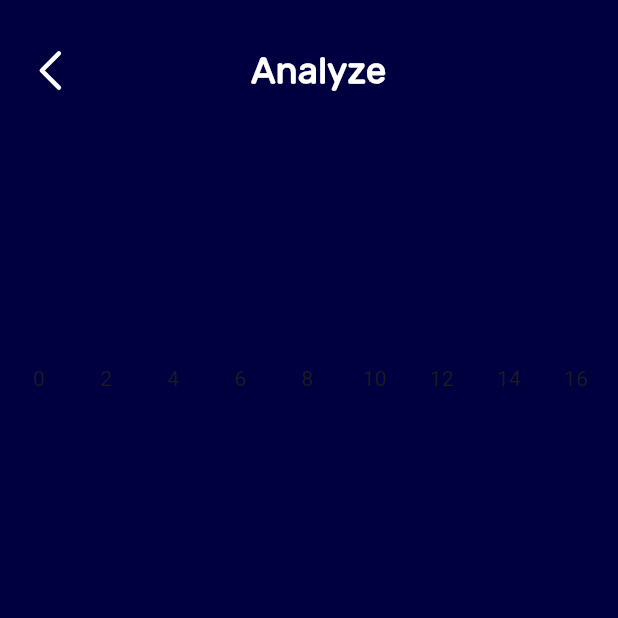
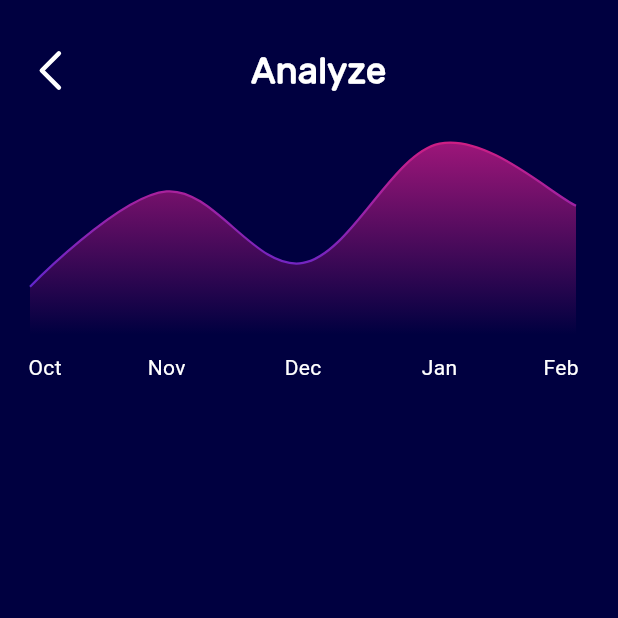
Before and after one commit to SyedSamad7/Banklyze-app, a Flutter app: the AnalyzeScreen screen opened directly, on a phone screen of 412 x 824 dp, the top half of it. Run offline on Flutter 3.47's test engine with Material 3 defaults, Android fonts, the phone set to English and light mode, and no system bars; drawn by our look-alikes of fl_chart; our stand-ins replace flutter_svg; network calls fail.

Commit message:
work on chart

```diff
--- a/lib/screens/analyze_screen.dart
+++ b/lib/screens/analyze_screen.dart
@@ -40,10 +40,7 @@ class _AnalyzeScreenState extends State<AnalyzeScreen> {
                   ),
                 ],
               ),
-              Container(
-                  height: 200,
-                  // color: Colors.white,
-                  child: const AnalyzeChart()),
+              Container(height: 200, child: const AnalyzeChart()),
             ],
           ),
         ),
@@ -57,11 +54,12 @@ class AnalyzeChart extends StatelessWidget {
 
   @override
   Widget build(BuildContext context) {
-    return LineChart(LineChartData(
+    return LineChart(
+      LineChartData(
           minX: 0,
-        maxX: 16,
+          maxX: 4,
           minY: 0,
-        maxY: 1000,
+          maxY: 5000,
           titlesData: Titles.getFlTitles(),
           gridData: const FlGridData(show: false),
           borderData: FlBorderData(
@@ -70,55 +68,147 @@ class AnalyzeChart extends StatelessWidget {
           lineBarsData: [
             LineChartBarData(
               isCurved: true,
-              show: true,
               gradient: const LinearGradient(
                 colors: [Color(0xffD41E7F), Color(0xff6226CD)],
                 begin: Alignment.topCenter,
                 end: Alignment.bottomCenter,
-              ))
-        ]));
+              ),
+              barWidth: 1.5,
+              dotData: const FlDotData(show: false),
+              belowBarData: BarAreaData(
+                color: const Color(0xffb9b2c4),
+                show: true,
+                gradient: const LinearGradient(
+                  colors: [Color(0xffa4177c), Color(0xff000040)],
+                  begin: Alignment.topCenter,
+                  end: Alignment.bottomCenter,
+                ),
+              ),
+              spots: const [
+                FlSpot(0, 1000),
+                FlSpot(1, 3000),
+                FlSpot(2, 1500),
+                FlSpot(3, 4000),
+                FlSpot(4, 2700),
+              ],
+            ),
+          ],
+          lineTouchData: LineTouchData(
+            enabled: true,
+            getTouchLineEnd: (barData, spotIndex) {
+              return BorderSide.strokeAlignInside;
+            },
+            getTouchedSpotIndicator: (barData, spotIndexes) {
+              return spotIndexes.map(
+                (e) {
+                  return TouchedSpotIndicatorData(
+                      const FlLine(),
+                      FlDotData(
+                        checkToShowDot: (spot, barData) => true,
+                        getDotPainter: (spot, percent, barData, index) {
+                          return FlDotCirclePainter(
+                            radius: 4,
+                            color: const Color(0xffe327c7),
+                            strokeWidth: 3,
+                            strokeColor: const Color(0xfffa4cf1),
+                          );
+                        },
+                      ));
+                },
+              ).toList();
+            },
+            touchTooltipData: LineTouchTooltipData(
+                getTooltipColor: (touchedSpot) => const Color(0xffe429c8),
+                tooltipRoundedRadius: 12,
+                tooltipBorder:
+                    const BorderSide(color: Color(0xfffc4cf4), width: 1),
+                getTooltipItems: (List<LineBarSpot> touchedSpots) {
+                  return touchedSpots.map((spot) {
+                    return LineTooltipItem(
+                      '\$ ${spot.y.toInt()}',
+                      const TextStyle(
+                          color: Colors.white,
+                          fontWeight: FontWeight.bold,
+                          fontSize: 14),
+                    );
+                  }).toList();
+                },
+                tooltipPadding:
+                    const EdgeInsets.symmetric(vertical: 10, horizontal: 17)),
+            touchCallback: (p0, p1) {},
+            handleBuiltInTouches: true,
+          )),
+    );
   }
 }
 
 class Titles {
-  static FlTitlesData getFlTitles() => const FlTitlesData(
-        // bottomTitles: AxisTitles(
-        //   axisNameWidget: SizedBox(),
-        //   axisNameSize: 12,
-        //   sideTitles: SideTitles(
-        //     maxIncluded: true,
-        //     minIncluded: true,
-        //     showTitles: true,
-        //     reservedSize: 25,
-        //     // getTitlesWidget: _bottomTitles,
-        //   ),
-        // ),
-        topTitles: AxisTitles(
+  static FlTitlesData getFlTitles() => FlTitlesData(
+        bottomTitles: AxisTitles(
+          axisNameWidget: const SizedBox(),
+          axisNameSize: 6,
+          sideTitles: SideTitles(
+            showTitles: true,
+            reservedSize: 35,
+            interval: 1,
+            minIncluded: true,
+            maxIncluded: true,
+            getTitlesWidget: (value, meta) {
+              switch (value.toInt()) {
+                case 0:
+                  return const Padding(
+                    padding: EdgeInsets.only(top: 12.0, left: 20),
+                    child: Text('Oct', style: TextStyle(color: Colors.white)),
+                  );
+                case 1:
+                  return const Padding(
+                    padding: EdgeInsets.only(
+                      top: 12.0,
+                    ),
+                    child: Text('Nov', style: TextStyle(color: Colors.white)),
+                  );
+                case 2:
+                  return const Padding(
+                    padding: EdgeInsets.only(
+                      top: 12.0,
+                    ),
+                    child: Text('Dec', style: TextStyle(color: Colors.white)),
+                  );
+                case 3:
+                  return const Padding(
+                    padding: EdgeInsets.only(
+                      top: 12.0,
+                    ),
+                    child: Text('Jan', style: TextStyle(color: Colors.white)),
+                  );
+                case 4:
+                  return const Padding(
+                    padding: EdgeInsets.only(top: 12.0, right: 20),
+                    child: Text('Feb', style: TextStyle(color: Colors.white)),
+                  );
+                default:
+                  return const SizedBox.shrink();
+              }
+            },
+          ),
+        ),
+        leftTitles: const AxisTitles(
           axisNameSize: 0,
           axisNameWidget: SizedBox(),
           sideTitles: SideTitles(
-            reservedSize: 20,
             showTitles: false,
-            // getTitlesWidget: _leftTitles,
+            reservedSize: 0,
           ),
         ),
-        rightTitles: AxisTitles(
+        topTitles: const AxisTitles(
+          axisNameSize: 0,
+          axisNameWidget: SizedBox(),
+          sideTitles: SideTitles(showTitles: false),
+        ),
+        rightTitles: const AxisTitles(
           axisNameSize: 8,
           axisNameWidget: SizedBox(),
-          sideTitles: SideTitles(
-            reservedSize: 20,
-            showTitles: false,
-            // getTitlesWidget: _leftTitles,
-          ),
-        ),
-        leftTitles: AxisTitles(
-          axisNameSize: 6,
-          axisNameWidget: SizedBox(),
-          sideTitles: SideTitles(
-            reservedSize: 20,
-            showTitles: false,
-            // getTitlesWidget: _leftTitles,
-          ),
+          sideTitles: SideTitles(showTitles: false),
         ),
       );
 }
```
Lines whose indentation alone changed are shown as unchanged.
